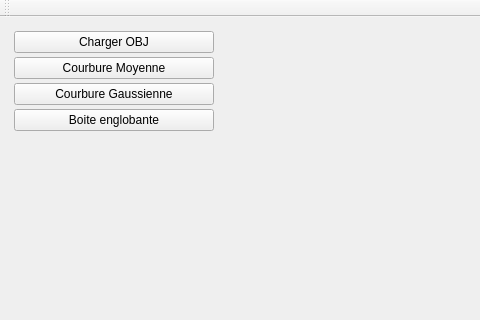
This is tp1/starterLight/mainwindow.ui in MABILYJohan/PGAI as Qt 5 draws it before an edit; both pictures show x 0 to 480 and y 0 to 320 of the 832 by 535 pixel window. The edited form follows.
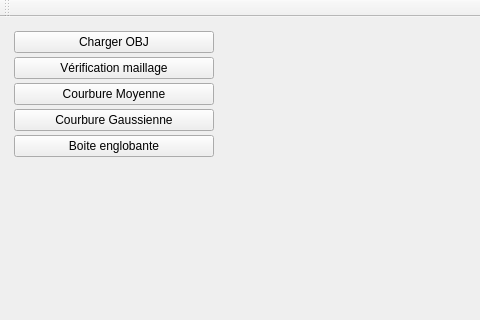
This is the edited form. Custom widgets are drawn as their Qt base class.

```diff
--- a/tp1/starterLight/mainwindow.ui
+++ b/tp1/starterLight/mainwindow.ui
@@ -58,6 +58,13 @@
          </property>
         </widget>
        </item>
+       <item>
+        <widget class="QPushButton" name="pushButton_2">
+         <property name="text">
+          <string>Vérification maillage</string>
+         </property>
+        </widget>
+       </item>
        <item>
         <widget class="QPushButton" name="pushButton_H">
          <property name="text">
```
